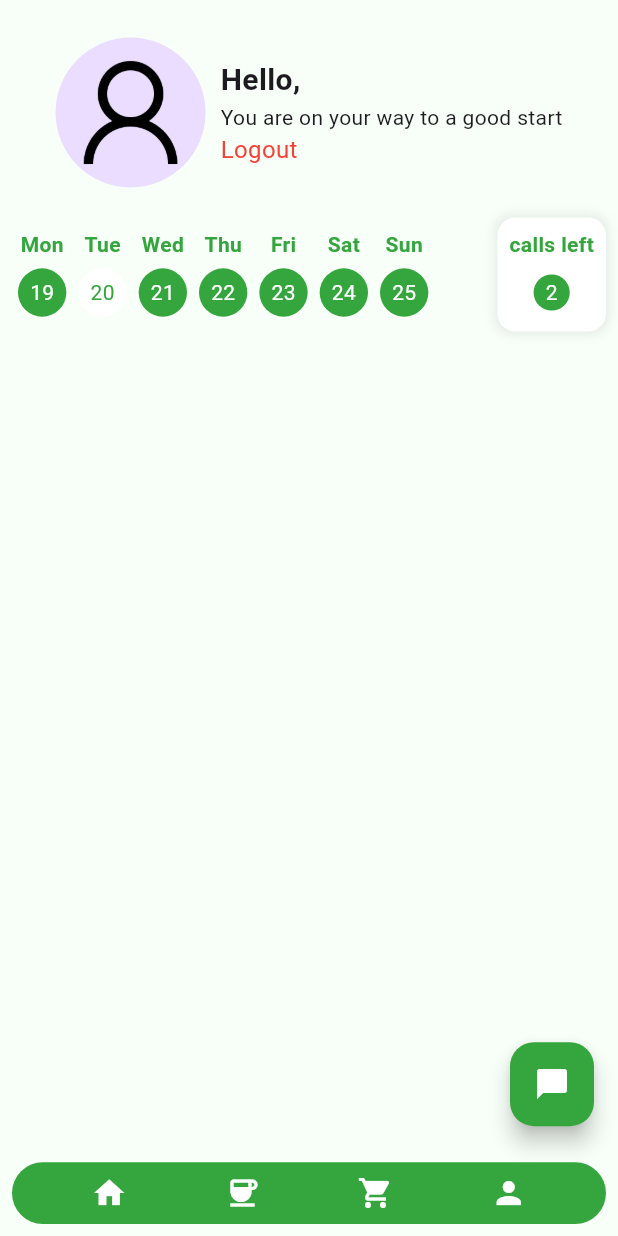
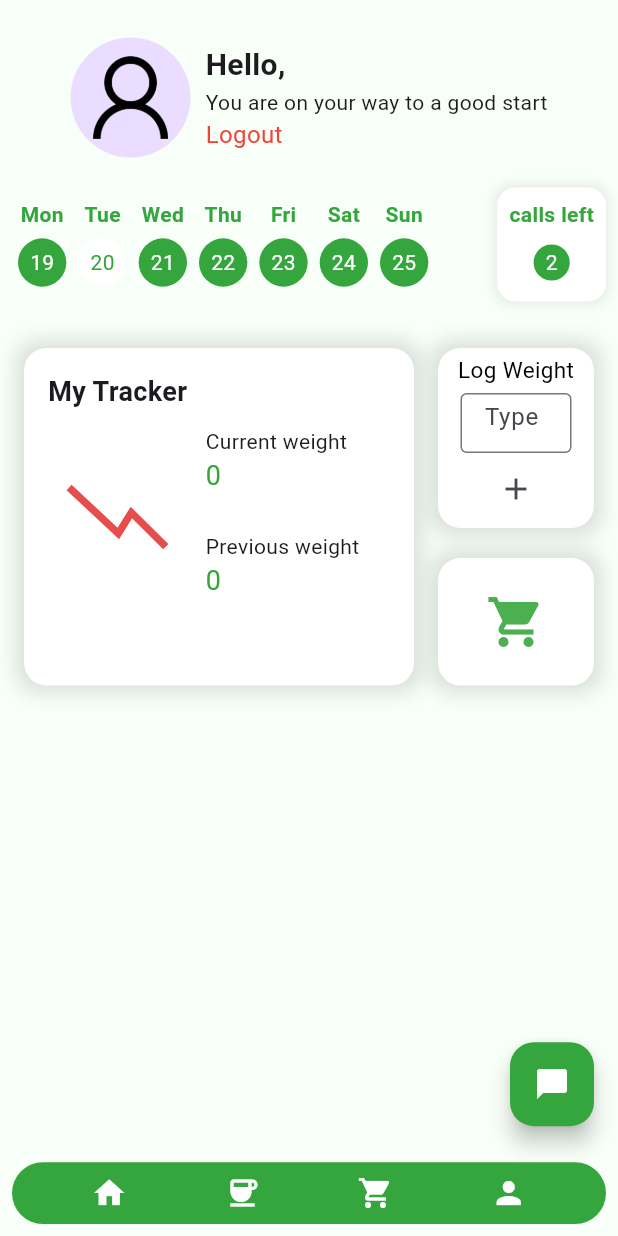
Before and after one commit to maisamsidd/slim_track_with_AICHATBOT, a Flutter app: the Homepage screen opened directly, on a phone screen of 412 x 824 dp. Run offline on Flutter 3.47's test engine with Material 3 defaults, Android fonts, the phone set to English and light mode, and no system bars; our stand-ins replace cloud_firestore, firebase_auth, firebase_core, flutter_dotenv, get, google_sign_in and 1 more; missing offline and left inert: flutter_paypal; accounts and stored records are empty.

Commit message:
mid section

```diff
--- a/lib/Resources/Text_Fields/profileTextFeild.dart
+++ b/lib/Resources/Text_Fields/profileTextFeild.dart
@@ -13,7 +13,7 @@ class Profiletextfeild extends StatelessWidget {
   @override
   Widget build(BuildContext context) {
     return SizedBox(
-      width: 200, // Adjust the width as needed
+      width: 170, // Adjust the width as needed
       child: Padding(
         padding: const EdgeInsets.symmetric(horizontal: 10.0, vertical: 8.0),
         child: TextFormField(
--- a/lib/View/HomePage/HeaderSection.dart
+++ b/lib/View/HomePage/HeaderSection.dart
@@ -8,6 +8,16 @@ class Headersection extends StatelessWidget {
 
   @override
   Widget build(BuildContext context) {
+    final currentUser = Apis.user;
+
+    // Optional: redirect to login if user is null (defensive)
+    if (currentUser == null) {
+      Future.microtask(() {
+        Get.offAll(() => const LoginPage());
+      });
+      return const SizedBox(); // empty widget temporarily
+    }
+
     return Row(
       mainAxisAlignment: MainAxisAlignment.center,
       children: [
@@ -16,10 +26,10 @@ class Headersection extends StatelessWidget {
             // Get.to(() => const PersonalInfo());
           },
           child: CircleAvatar(
-            radius: 50,
+            radius: 40,
             backgroundImage:
-                Apis.user.photoURL != null
-                    ? NetworkImage(Apis.user.photoURL.toString())
+                currentUser.photoURL != null
+                    ? NetworkImage(currentUser.photoURL!)
                     : const AssetImage("assets/images/user_image.png")
                         as ImageProvider,
           ),
@@ -36,7 +46,7 @@ class Headersection extends StatelessWidget {
                 ),
                 const SizedBox(width: 5),
                 Text(
-                  Apis.user.displayName.toString(),
+                  currentUser.displayName?.split(" ")[0] ?? "User",
                   style: const TextStyle(
                     fontSize: 20,
                     fontWeight: FontWeight.bold,
@@ -49,10 +59,9 @@ class Headersection extends StatelessWidget {
               style: TextStyle(fontSize: 14),
             ),
             GestureDetector(
-              onTap: () {
-                Apis.auth.signOut();
-
-                Get.to(() => const LoginPage());
+              onTap: () async {
+                await Apis.auth.signOut();
+                Get.offAll(() => const LoginPage());
               },
               child: const Text(
                 "Logout",
--- a/lib/View/HomePage/HomePage.dart
+++ b/lib/View/HomePage/HomePage.dart
@@ -1,22 +1,50 @@
+import 'package:cloud_firestore/cloud_firestore.dart';
+import 'package:firebase_auth/firebase_auth.dart';
 import 'package:flutter/material.dart';
-import 'package:get/get.dart';
 import 'package:get/get_core/src/get_main.dart';
+import 'package:get/get_navigation/get_navigation.dart';
+import 'package:lottie/lottie.dart';
 import 'package:silm_track_app_new/Resources/App_colors.dart/app_colors.dart';
 import 'package:silm_track_app_new/Resources/BottomNavBar/bottomnavbar.dart';
 import 'package:silm_track_app_new/View/Authentication/login_page.dart';
 import 'package:silm_track_app_new/View/Chatbot/chat_bot.dart';
 import 'package:silm_track_app_new/View/HomePage/HeaderSection.dart';
+import 'package:silm_track_app_new/View/HomePage/MidSection.dart';
 import 'package:silm_track_app_new/View/HomePage/Week_days.dart';
-import 'package:silm_track_app_new/View/Products_page/cart_listing.dart';
 import 'package:silm_track_app_new/View/Products_page/products_listing.dart';
 import 'package:silm_track_app_new/main.dart';
-import 'package:silm_track_app_new/utils/apis/apis.dart';
 
 class Homepage extends StatelessWidget {
   const Homepage({super.key});
 
   @override
   Widget build(BuildContext context) {
+    final breakFastController = TextEditingController();
+    final breakFastCaloriesController = TextEditingController();
+    final lunchController = TextEditingController();
+    final lunchCaloriesController = TextEditingController();
+    final dinnerController = TextEditingController();
+    final dinnerCaloriesController = TextEditingController();
+    final snacksController = TextEditingController();
+    final snacksCaloriesController = TextEditingController();
+    final drinksController = TextEditingController();
+    final drinksCaloriesController = TextEditingController();
+
+    final fireStore = FirebaseFirestore.instance;
+    final auth = FirebaseAuth.instance;
+    Map<String, dynamic> _userInfo = {};
+    Map<String, dynamic> _userRoutine = {};
+    final userId = auth.currentUser?.uid;
+    double width = MediaQuery.of(context).size.width;
+    double height = MediaQuery.of(context).size.height;
+
+    // if (userId == null) {
+    //   // Delay the navigation to avoid issues with widget rebuilding
+    //   WidgetsBinding.instance.addPostFrameCallback((_) {
+    //     Get.offAll(() => const LoginPage());
+    //   });
+    // }
+
     mq = MediaQuery.of(context).size;
     return SafeArea(
       child: Scaffold(
@@ -39,6 +67,8 @@ class Homepage extends StatelessWidget {
             Headersection(),
             const SizedBox(height: 20),
             const Week_days(),
+            const SizedBox(height: 15),
+            Midsection(),
           ],
         ),
         bottomNavigationBar: MyBottomNavBar(),
--- /dev/null
+++ b/lib/View/HomePage/MidSection.dart
@@ -0,0 +1,229 @@
+import 'package:cloud_firestore/cloud_firestore.dart';
+import 'package:firebase_auth/firebase_auth.dart';
+import 'package:flutter/material.dart';
+import 'package:get/get.dart';
+import 'package:lottie/lottie.dart';
+import 'package:silm_track_app_new/Resources/App_colors.dart/app_colors.dart';
+import 'package:silm_track_app_new/Resources/BottomNavBar/bottomnavbar.dart';
+import 'package:silm_track_app_new/View/Products_page/products_listing.dart';
+
+class Midsection extends StatefulWidget {
+  const Midsection({super.key});
+
+  @override
+  State<Midsection> createState() => _MidsectionState();
+}
+
+class _MidsectionState extends State<Midsection> {
+  final TextEditingController logController = TextEditingController();
+  final FirebaseFirestore fireStore = FirebaseFirestore.instance;
+  final FirebaseAuth auth = FirebaseAuth.instance;
+  Map<String, dynamic> userInfo = {};
+  String? get userId => auth.currentUser?.uid;
+
+  @override
+  void dispose() {
+    logController.dispose();
+    super.dispose();
+  }
+
+  Future<void> logWeight() async {
+    // if (logController.text.isEmpty || userId == null) return;
+    await fireStore.collection("user").doc(userId).update({
+      "currentWeight": logController.text,
+    });
+    Navigator.push(
+      context,
+      MaterialPageRoute(builder: (context) => const MyBottomNavBar()),
+    );
+  }
+
+  Widget _getWeightArrow() {
+    final currentWeight = int.tryParse(userInfo['currentWeight'] ?? '') ?? 0;
+    final previousWeight = int.tryParse(userInfo['weight'] ?? '') ?? 0;
+
+    return currentWeight > previousWeight
+        ? Lottie.asset(
+          "assets/Animations/arrow_up.json",
+          width: 100,
+          height: 100,
+          fit: BoxFit.fill,
+        )
+        : Lottie.asset(
+          "assets/Animations/arrow_down.json",
+          width: 100,
+          height: 100,
+        );
+  }
+
+  @override
+  Widget build(BuildContext context) {
+    return Padding(
+      padding: const EdgeInsets.all(16.0),
+      child: Row(
+        children: [
+          // Left Card - Weight Tracker
+          Flexible(
+            flex: 5,
+            child: Container(
+              height: 225,
+              decoration: BoxDecoration(
+                color: Colors.white,
+                borderRadius: BorderRadius.circular(15),
+                boxShadow: const [
+                  BoxShadow(
+                    color: Colors.black12,
+                    blurRadius: 10,
+                    spreadRadius: 5,
+                  ),
+                ],
+              ),
+              padding: const EdgeInsets.all(16.0),
+              child: Column(
+                crossAxisAlignment: CrossAxisAlignment.start,
+                children: [
+                  const Text(
+                    'My Tracker',
+                    style: TextStyle(fontSize: 18, fontWeight: FontWeight.bold),
+                  ),
+                  const SizedBox(height: 10),
+                  Row(
+                    children: [
+                      _getWeightArrow(),
+                      const SizedBox(width: 5),
+                      Expanded(
+                        child: Column(
+                          crossAxisAlignment: CrossAxisAlignment.start,
+                          children: [
+                            // Current Weight
+                            const Text(
+                              'Current weight',
+                              style: TextStyle(fontSize: 14),
+                            ),
+                            SizedBox(
+                              width: 80,
+                              height: 40,
+                              child: Text(
+                                userInfo['currentWeight'] ?? "0",
+                                style: const TextStyle(
+                                  fontSize: 18,
+                                  color: AppColors.lite_green,
+                                ),
+                              ),
+                            ),
+                            const SizedBox(height: 10),
+                            // Previous Weight
+                            const Text(
+                              'Previous weight',
+                              style: TextStyle(fontSize: 14),
+                            ),
+                            SizedBox(
+                              width: 80,
+                              height: 40,
+                              child: Text(
+                                userInfo['weight'] ?? "0",
+                                style: const TextStyle(
+                                  fontSize: 18,
+                                  color: AppColors.lite_green,
+                                ),
+                              ),
+                            ),
+                          ],
+                        ),
+                      ),
+                    ],
+                  ),
+                ],
+              ),
+            ),
+          ),
+
+          const SizedBox(width: 16),
+
+          // Right Column - Log Weight and Products
+          Flexible(
+            flex: 2,
+            child: Column(
+              children: [
+                // Log Weight Card
+                Container(
+                  height: 120,
+                  width: 120,
+                  decoration: BoxDecoration(
+                    color: Colors.white,
+                    borderRadius: BorderRadius.circular(15),
+                    boxShadow: const [
+                      BoxShadow(
+                        color: Colors.black12,
+                        blurRadius: 10,
+                        spreadRadius: 5,
+                      ),
+                    ],
+                  ),
+                  child: Column(
+                    mainAxisAlignment: MainAxisAlignment.center,
+                    children: [
+                      const SizedBox(height: 2),
+                      const Text(
+                        "Log Weight",
+                        style: TextStyle(color: AppColors.black, fontSize: 15),
+                      ),
+                      const SizedBox(height: 5),
+                      Padding(
+                        padding: const EdgeInsets.symmetric(horizontal: 15),
+                        child: SizedBox(
+                          height: 40,
+                          child: TextFormField(
+                            keyboardType: TextInputType.number,
+                            controller: logController,
+                            decoration: const InputDecoration(
+                              hintText: 'Type',
+                              border: OutlineInputBorder(),
+                            ),
+                          ),
+                        ),
+                      ),
+                      IconButton(
+                        icon: const Icon(Icons.add),
+                        onPressed: logWeight,
+                      ),
+                    ],
+                  ),
+                ),
+
+                const SizedBox(height: 20),
+
+                // Products Card
+                Container(
+                  height: 85,
+                  width: 120,
+                  decoration: BoxDecoration(
+                    color: Colors.white,
+                    borderRadius: BorderRadius.circular(15),
+                    boxShadow: const [
+                      BoxShadow(
+                        color: Colors.black12,
+                        blurRadius: 10,
+                        spreadRadius: 5,
+                      ),
+                    ],
+                  ),
+                  child: Center(
+                    child: GestureDetector(
+                      onTap: () => Get.to(() => const ListingOfProducts()),
+                      child: const Icon(
+                        Icons.shopping_cart,
+                        color: Colors.green,
+                        size: 40,
+                      ),
+                    ),
+                  ),
+                ),
+              ],
+            ),
+          ),
+        ],
+      ),
+    );
+  }
+}
--- a/lib/View/Products_page/cart_listing.dart
+++ b/lib/View/Products_page/cart_listing.dart
@@ -28,7 +28,7 @@ class _CartListingState extends State<CartListing> {
     final userId = auth.currentUser!.uid;
     final cartItemsStream =
         FirebaseFirestore.instance
-            .collection("cartItems")
+            .collection("user")
             .doc(userId)
             .collection("items")
             .snapshots();
--- a/pubspec.yaml
+++ b/pubspec.yaml
@@ -43,6 +43,7 @@ dependencies:
   http: ^1.4.0
   flutter_dotenv: ^5.2.1
   intl: ^0.20.2
+  lottie: ^3.3.1
 
 dev_dependencies:
   flutter_test:
```
Also changed, not shown: lib/Controller/splash_service.dart (added, +32 -0 lines), lib/View/Authentication/login_page.dart (+68 -41 lines), lib/View/ProfileCreationPage.dart (added, +153 -0 lines), lib/View/SplashScreen.dart (added, +52 -0 lines), lib/main.dart (+6 -2 lines), lib/utils/apis/apis.dart (+21 -21 lines), lib/View/HomePage/BottomSection.dart (added), pubspec.lock.
